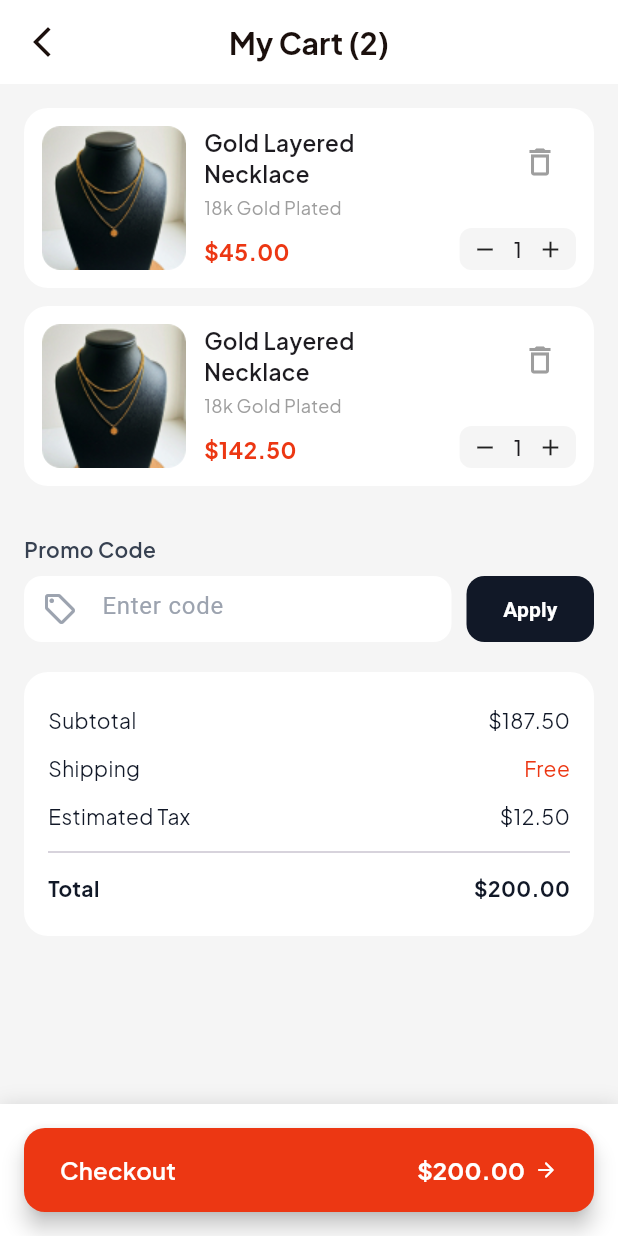
After one commit to yousef1719/graduation_project_nti, a Flutter app: the CartScreen screen opened directly, on a phone screen of 412 x 824 dp. The commit adds this screen. Run offline on Flutter 3.47's test engine with Material 3 defaults, Android fonts, the phone set to English and light mode, and no system bars; our stand-ins replace carousel_slider, flutter_rating_bar, flutter_svg; missing offline and left inert: floating_draggable_widget, liquid_glass_navbar.

Commit message:
Add Cart Screen

```diff
--- /dev/null
+++ b/lib/features/cart/data/models/cart_item.dart
@@ -0,0 +1,17 @@
+class CartItem {
+  final String id;
+  final String name;
+  final String subtitle;
+  final double price;
+  int quantity;
+  final String image;
+
+  CartItem({
+    required this.id,
+    required this.name,
+    required this.subtitle,
+    required this.price,
+    this.quantity = 1,
+    required this.image,
+  });
+}
--- /dev/null
+++ b/lib/features/cart/presentation/screens/cart_screen.dart
@@ -0,0 +1,106 @@
+import 'package:flutter/material.dart';
+import 'package:graduation_project_nti/core/shared_widgets/custom_app_bar.dart';
+import 'package:graduation_project_nti/features/cart/data/models/cart_item.dart';
+import 'package:graduation_project_nti/features/cart/presentation/widgets/cart_item_widget.dart';
+import 'package:graduation_project_nti/features/cart/presentation/widgets/checkout_button.dart';
+import 'package:graduation_project_nti/features/cart/presentation/widgets/order_summary_widget.dart';
+import 'package:graduation_project_nti/features/cart/presentation/widgets/promo_code_widget.dart';
+
+class CartScreen extends StatefulWidget {
+  const CartScreen({super.key});
+
+  @override
+  State<CartScreen> createState() => _CartScreenState();
+}
+
+class _CartScreenState extends State<CartScreen> {
+  final List<CartItem> cartItems = [
+    CartItem(
+      id: '1',
+      name: 'Gold Layered Necklace',
+      subtitle: '18k Gold Plated',
+      price: 45,
+      image: 'assets/images/background/GoldNeckle.jpg',
+    ),
+    CartItem(
+      id: '2',
+      name: 'Gold Layered Necklace',
+      subtitle: '18k Gold Plated',
+      price: 142.50,
+      image: 'assets/images/background/GoldNeckle.jpg',
+    ),
+  ];
+
+  double get subtotal {
+    return cartItems.fold(0, (sum, item) => sum + item.price * item.quantity);
+  }
+
+  double get tax => 12.5;
+  double get shipping => 0;
+
+  double get total => subtotal + tax + shipping;
+
+  @override
+  Widget build(BuildContext context) {
+    return Scaffold(
+      backgroundColor: Colors.grey[100],
+      appBar: PreferredSize(
+        preferredSize: const Size.fromHeight(kToolbarHeight),
+        child: CustomAppBar(
+          title: 'My Cart (${cartItems.length})',
+          centerTitle: true,
+        ),
+      ),
+      body: Column(
+        children: [
+          Expanded(
+            child: ListView.builder(
+              padding: const EdgeInsets.all(16),
+              itemCount: cartItems.length + 1,
+              itemBuilder: (context, index) {
+                if (index < cartItems.length) {
+                  final item = cartItems[index];
+                  return CartItemWidget(
+                    key: ValueKey(item.id),
+                    item: item,
+                    onIncrease: () {
+                      setState(() {
+                        item.quantity++;
+                      });
+                    },
+                    onDecrease: () {
+                      setState(() {
+                        if (item.quantity > 1) item.quantity--;
+                      });
+                    },
+                    onDelete: () {
+                      setState(() {
+                        cartItems.removeAt(index);
+                      });
+                    },
+                  );
+                }
+
+                return Column(
+                  crossAxisAlignment: CrossAxisAlignment.start,
+                  children: [
+                    const SizedBox(height: 20),
+                    const PromoCodeWidget(),
+                    const SizedBox(height: 20),
+                    OrderSummaryWidget(
+                      subtotal: subtotal,
+                      shipping: shipping,
+                      tax: tax,
+                      total: total,
+                    ),
+                  ],
+                );
+              },
+            ),
+          ),
+          CheckoutButton(total: total),
+        ],
+      ),
+    );
+  }
+}
--- /dev/null
+++ b/lib/features/cart/presentation/widgets/cart_item_widget.dart
@@ -0,0 +1,112 @@
+import 'package:flutter/material.dart';
+import '../../data/models/cart_item.dart';
+import 'package:graduation_project_nti/core/constants/app_colors.dart';
+
+class CartItemWidget extends StatelessWidget {
+  final CartItem item;
+  final VoidCallback onIncrease;
+  final VoidCallback onDecrease;
+  final VoidCallback onDelete;
+
+  const CartItemWidget({
+    super.key,
+    required this.item,
+    required this.onIncrease,
+    required this.onDecrease,
+    required this.onDelete,
+  });
+
+  @override
+  Widget build(BuildContext context) {
+    return Container(
+      padding: const EdgeInsets.all(12),
+      margin: const EdgeInsets.only(bottom: 12),
+      decoration: BoxDecoration(
+        color: Colors.white,
+        borderRadius: BorderRadius.circular(16),
+      ),
+      child: Row(
+        crossAxisAlignment: CrossAxisAlignment.start,
+        children: [
+          ClipRRect(
+            borderRadius: BorderRadius.circular(12),
+            child: Image.asset(
+              item.image,
+              width: 96,
+              height: 96,
+              fit: BoxFit.cover,
+            ),
+          ),
+          const SizedBox(width: 12),
+          Expanded(
+            child: Column(
+              crossAxisAlignment: CrossAxisAlignment.start,
+              children: [
+                Text(
+                  item.name,
+                  style: const TextStyle(
+                    fontSize: 15,
+                    fontWeight: FontWeight.w600,
+                  ),
+                ),
+                const SizedBox(height: 4),
+                Text(
+                  item.subtitle,
+                  style: const TextStyle(fontSize: 12, color: Colors.grey),
+                ),
+                const SizedBox(height: 10),
+                Text(
+                  "\$${item.price.toStringAsFixed(2)}",
+                  style: const TextStyle(
+                    fontSize: 15,
+                    fontWeight: FontWeight.bold,
+                    color: AppColors.primaryColor,
+                  ),
+                ),
+              ],
+            ),
+          ),
+          Column(
+            crossAxisAlignment: CrossAxisAlignment.end,
+            children: [
+              IconButton(
+                icon: const Icon(Icons.delete_outline, color: Colors.grey),
+                onPressed: onDelete,
+              ),
+              const SizedBox(height: 20),
+              _quantitySelector(),
+            ],
+          ),
+        ],
+      ),
+    );
+  }
+
+  Widget _quantitySelector() {
+    return Container(
+      padding: const EdgeInsets.symmetric(horizontal: 8, vertical: 4),
+      decoration: BoxDecoration(
+        color: Colors.grey.shade100,
+        borderRadius: BorderRadius.circular(8),
+      ),
+      child: Row(
+        children: [
+          GestureDetector(
+            onTap: onDecrease,
+            child: const Icon(Icons.remove, size: 18),
+          ),
+          const SizedBox(width: 10),
+          Text(
+            item.quantity.toString(),
+            style: const TextStyle(fontWeight: FontWeight.w500),
+          ),
+          const SizedBox(width: 10),
+          GestureDetector(
+            onTap: onIncrease,
+            child: const Icon(Icons.add, size: 18),
+          ),
+        ],
+      ),
+    );
+  }
+}
--- /dev/null
+++ b/lib/features/cart/presentation/widgets/checkout_button.dart
@@ -0,0 +1,62 @@
+import 'package:flutter/material.dart';
+import 'package:graduation_project_nti/core/constants/app_colors.dart';
+import 'package:graduation_project_nti/core/shared_widgets/custom_text.dart';
+
+class CheckoutButton extends StatelessWidget {
+  final double total;
+
+  const CheckoutButton({super.key, required this.total});
+
+  @override
+  Widget build(BuildContext context) {
+    return Container(
+      padding: const EdgeInsets.all(16),
+      decoration: const BoxDecoration(
+        color: Colors.white,
+        boxShadow: [BoxShadow(color: Colors.black12, blurRadius: 10)],
+      ),
+      child: SizedBox(
+        width: double.infinity,
+        height: 56,
+        child: ElevatedButton(
+          onPressed: () {},
+          style: ElevatedButton.styleFrom(
+            backgroundColor: AppColors.primaryColor,
+            elevation: 6,
+            shape: RoundedRectangleBorder(
+              borderRadius: BorderRadius.circular(14),
+            ),
+          ),
+          child: Row(
+            mainAxisAlignment: MainAxisAlignment.spaceBetween,
+            children: [
+              CustomText(
+                text: 'Checkout',
+                fontSize: 16,
+                fontWeight: FontWeight.w600,
+                color: AppColors.backgroundColor,
+              ),
+
+              Row(
+                children: [
+                  CustomText(
+                    text: '\$${total.toStringAsFixed(2)}',
+                    fontSize: 16,
+                    fontWeight: FontWeight.bold,
+                    color: AppColors.backgroundColor,
+                  ),
+                  const SizedBox(width: 6),
+                  const Icon(
+                    Icons.arrow_forward_rounded,
+                    size: 16,
+                    color: Colors.white,
+                  ),
+                ],
+              ),
+            ],
+          ),
+        ),
+      ),
+    );
+  }
+}
--- /dev/null
+++ b/lib/features/cart/presentation/widgets/order_summary_widget.dart
@@ -0,0 +1,41 @@
+import 'package:flutter/material.dart';
+import 'summary_row.dart';
+
+class OrderSummaryWidget extends StatelessWidget {
+  final double subtotal;
+  final double shipping;
+  final double tax;
+  final double total;
+
+  const OrderSummaryWidget({
+    super.key,
+    required this.subtotal,
+    required this.shipping,
+    required this.tax,
+    required this.total,
+  });
+
+  @override
+  Widget build(BuildContext context) {
+    return Container(
+      padding: const EdgeInsets.all(16),
+      decoration: BoxDecoration(
+        color: Colors.white,
+        borderRadius: BorderRadius.circular(16),
+      ),
+      child: Column(
+        children: [
+          SummaryRow(title: "Subtotal", value: "\$${subtotal.toStringAsFixed(2)}"),
+          SummaryRow(title: "Shipping", value: shipping == 0 ? "Free" : "\$${shipping.toStringAsFixed(2)}"),
+          SummaryRow(title: "Estimated Tax", value: "\$${tax.toStringAsFixed(2)}"),
+          const Divider(),
+          SummaryRow(
+            title: "Total",
+            value: "\$${total.toStringAsFixed(2)}",
+            isBold: true,
+          ),
+        ],
+      ),
+    );
+  }
+}
--- /dev/null
+++ b/lib/features/cart/presentation/widgets/promo_code_widget.dart
@@ -0,0 +1,52 @@
+import 'package:flutter/material.dart';
+import 'package:graduation_project_nti/core/shared_widgets/custom_text.dart';
+import 'package:graduation_project_nti/features/cart/presentation/widgets/promo_text_field.dart';
+
+class PromoCodeWidget extends StatelessWidget {
+  const PromoCodeWidget({super.key});
+
+  @override
+  Widget build(BuildContext context) {
+    final TextEditingController promoController = TextEditingController();
+
+    return Column(
+      crossAxisAlignment: CrossAxisAlignment.start,
+      children: [
+        const CustomText(
+          text: "Promo Code",
+          fontSize: 14,
+          fontWeight: FontWeight.w600,
+          color: Color(0xff374151),
+        ),
+        const SizedBox(height: 8),
+        Row(
+          children: [
+            Expanded(child: PromoTextField(controller: promoController)),
+            const SizedBox(width: 10),
+            SizedBox(
+              height: 44,
+              width: 85,
+              child: ElevatedButton(
+                style: ElevatedButton.styleFrom(
+                  backgroundColor: const Color(0xff111827),
+                  elevation: 0,
+                  shape: RoundedRectangleBorder(
+                    borderRadius: BorderRadius.circular(12),
+                  ),
+                ),
+                onPressed: () {},
+                child: const Text(
+                  "Apply",
+                  style: TextStyle(
+                    fontWeight: FontWeight.w600,
+                    color: Colors.white,
+                  ),
+                ),
+              ),
+            ),
+          ],
+        ),
+      ],
+    );
+  }
+}
--- /dev/null
+++ b/lib/features/cart/presentation/widgets/promo_text_field.dart
@@ -0,0 +1,33 @@
+import 'package:flutter/material.dart';
+import 'package:graduation_project_nti/core/constants/app_colors.dart';
+
+class PromoTextField extends StatelessWidget {
+  const PromoTextField({super.key, required this.controller});
+
+  final TextEditingController controller;
+
+  @override
+  Widget build(BuildContext context) {
+    return Container(
+      height: 44,
+      decoration: BoxDecoration(
+        color: AppColors.backgroundColor,
+        borderRadius: BorderRadius.circular(12),
+      ),
+      child: TextFormField(
+        controller: controller,
+        cursorColor: AppColors.primaryColor,
+        decoration: const InputDecoration(
+          hintText: "Enter code",
+          hintStyle: TextStyle(color: Color(0xff9CA3AF)),
+          prefixIcon: Icon(
+            Icons.local_offer_outlined,
+            color: Color(0xff9CA3AF),
+          ),
+          border: InputBorder.none,
+          contentPadding: EdgeInsets.symmetric(vertical: 12),
+        ),
+      ),
+    );
+  }
+}
--- /dev/null
+++ b/lib/features/cart/presentation/widgets/summary_row.dart
@@ -0,0 +1,43 @@
+import 'package:flutter/material.dart';
+import 'package:graduation_project_nti/core/constants/app_colors.dart';
+
+class SummaryRow extends StatelessWidget {
+  final String title;
+  final String value;
+  final bool isBold;
+
+  const SummaryRow({
+    super.key,
+    required this.title,
+    required this.value,
+    this.isBold = false,
+  });
+
+  @override
+  Widget build(BuildContext context) {
+    return Padding(
+      padding: const EdgeInsets.symmetric(vertical: 6),
+      child: Row(
+        mainAxisAlignment: MainAxisAlignment.spaceBetween,
+        children: [
+          Text(
+            title,
+            style: TextStyle(
+              fontWeight: isBold ? FontWeight.bold : FontWeight.normal,
+              color: const Color(0xff111827),
+            ),
+          ),
+          Text(
+            value,
+            style: TextStyle(
+              fontWeight: isBold ? FontWeight.bold : FontWeight.normal,
+              color: value == "Free"
+                  ? AppColors.primaryColor
+                  : const Color(0xff111827),
+            ),
+          ),
+        ],
+      ),
+    );
+  }
+}
--- a/lib/root.dart
+++ b/lib/root.dart
@@ -2,6 +2,7 @@
 
 import 'package:flutter/cupertino.dart';
 import 'package:graduation_project_nti/core/constants/app_colors.dart';
+import 'package:graduation_project_nti/features/cart/presentation/screens/cart_screen.dart';
 import 'package:graduation_project_nti/features/home/presentation/screens/home_screen.dart';
 import 'package:graduation_project_nti/features/products/presentation/screens/product_screen.dart';
 import 'package:liquid_glass_navbar/liquid_glass_navbar.dart';
@@ -18,7 +19,7 @@ class _RootState extends State<Root> {
   final List<Widget> _screens = const [
     HomeScreen(),
     ProductScreen(),
-    HomeScreen(),
+    CartScreen(),
     HomeScreen(),
   ];
   @override
```
Also changed, not shown: assets/images/background/GoldNeckle.jpg (added), pubspec.lock.
